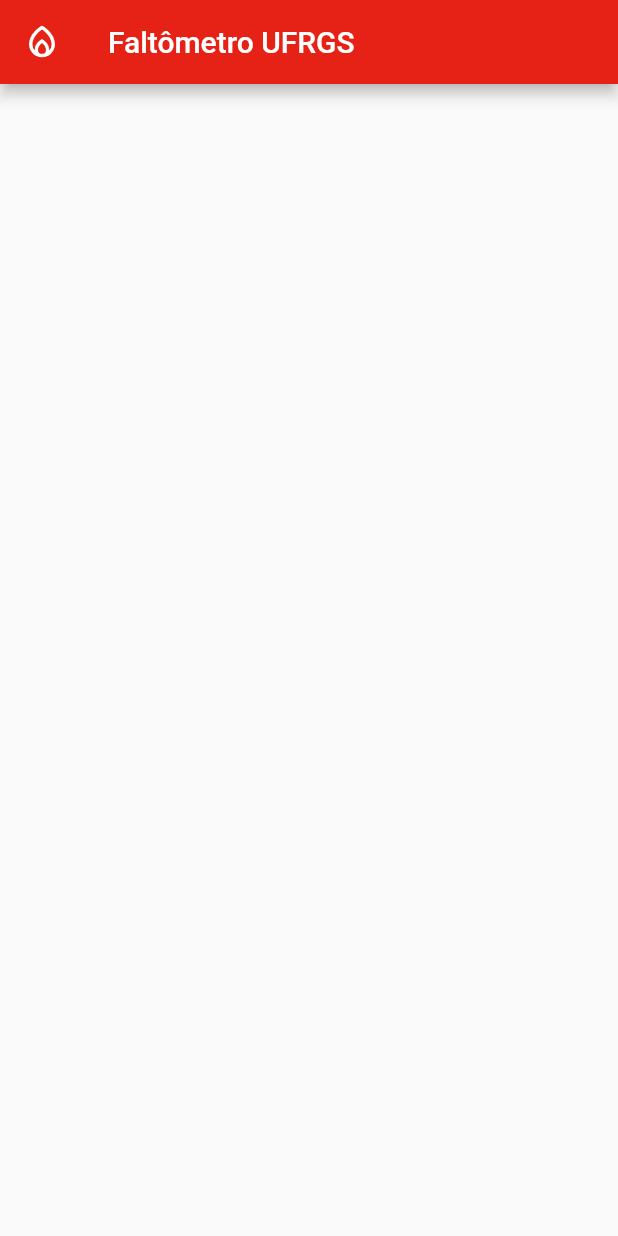
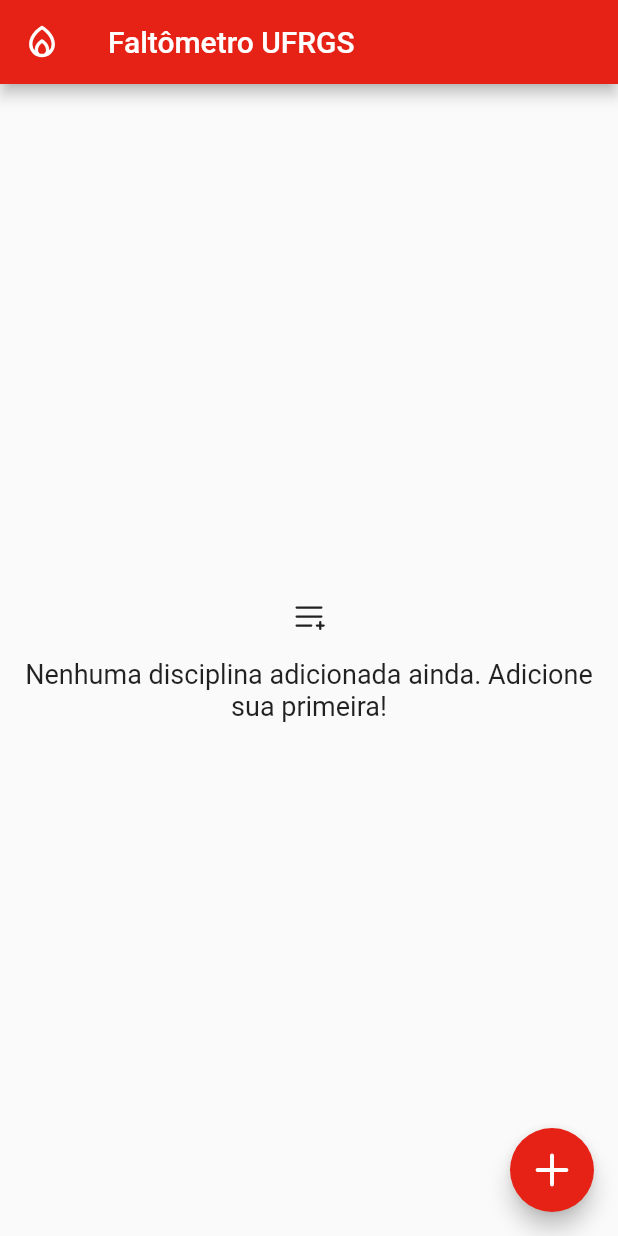
Before and after one commit to bernardolansing/faltometro_ufrgs, a Flutter app: the screen it shows after launch, on a phone screen of 412 x 824 dp. Run offline on Flutter 3.47's test engine with Material 2 defaults, Android fonts, the phone set to English and light mode, and no system bars; our stand-ins replace phosphor_flutter.

Commit message:
homescreen for no courses and storage module

```diff
--- a/lib/main.dart
+++ b/lib/main.dart
@@ -1,4 +1,4 @@
-import 'package:faltometro_ufrgs/src/homepage.dart';
+import 'package:faltometro_ufrgs/src/screens/homepage.dart';
 import 'package:flutter/material.dart';
 
 void main() {
--- /dev/null
+++ b/lib/src/course.dart
@@ -0,0 +1,6 @@
+class Course {
+  final String title;
+  final List<int> periodsPerWeekday;
+
+  const Course({required this.title, required this.periodsPerWeekday});
+}
--- a/lib/src/homepage.dart
+++ /dev/null
@@ -1,25 +0,0 @@
-import 'package:flutter/material.dart';
-import 'package:phosphor_flutter/phosphor_flutter.dart';
-
-class Homepage extends StatefulWidget {
-  const Homepage({super.key});
-
-  @override
-  State<Homepage> createState() => _HomepageState();
-}
-
-class _HomepageState extends State<Homepage> {
-
-  @override
-  Widget build(BuildContext context) => Scaffold(
-    appBar: AppBar(
-        leading: PhosphorIcon(PhosphorIcons.bold.flame),
-        title: const Text('Faltômetro UFRGS')
-    ),
-    body: SafeArea(
-      child: Column(
-        children: [],
-      ),
-    ),
-  );
-}
--- /dev/null
+++ b/lib/src/screens/homepage.dart
@@ -0,0 +1,55 @@
+import 'package:faltometro_ufrgs/src/storage.dart';
+import 'package:flutter/material.dart';
+import 'package:phosphor_flutter/phosphor_flutter.dart';
+
+class Homepage extends StatefulWidget {
+  const Homepage({super.key});
+
+  @override
+  State<Homepage> createState() => _HomepageState();
+}
+
+class _HomepageState extends State<Homepage> {
+
+  @override
+  void initState() {
+    Storage.initialize();
+    super.initState();
+  }
+
+  @override
+  Widget build(BuildContext context) => Scaffold(
+    appBar: AppBar(
+        leading: PhosphorIcon(PhosphorIcons.bold.flame),
+        title: const Text('Faltômetro UFRGS')
+    ),
+    body: SafeArea(
+      child: buildEmptyList(),
+    ),
+    floatingActionButton: FloatingActionButton(
+      onPressed: () {},
+      backgroundColor: Theme.of(context).colorScheme.primary,
+      child: PhosphorIcon(PhosphorIcons.bold.plus, size: 28),
+    ),
+  );
+
+  Widget buildEmptyList() => Center(
+    child: Padding(
+      padding: const EdgeInsets.all(16),
+      child: Column(
+        mainAxisSize: MainAxisSize.min,
+        children: [
+          PhosphorIcon(PhosphorIcons.regular.listPlus),
+          const SizedBox(height: 16),
+          const Text(
+            'Nenhuma disciplina adicionada ainda. Adicione sua primeira!',
+            textAlign: TextAlign.center,
+            style: TextStyle(fontSize: 18),
+          )
+        ],
+      )
+    )
+  );
+
+  Widget buildCoursesList() => Container();
+}
--- /dev/null
+++ b/lib/src/storage.dart
@@ -0,0 +1,46 @@
+import 'dart:convert';
+import 'dart:io';
+import 'package:path_provider/path_provider.dart';
+
+const _configFilename = 'config.json';
+const Map<String, dynamic> _emptyConfigTemplate = {
+  'courses': []
+};
+
+/// Settings file manager module. You must initialize it before being able
+/// to interact with it.
+class Storage {
+  static bool _initialized = false;
+  static late File _file;
+  static late Map<String, dynamic> _content;
+
+  static Future<void> initialize() async {
+    assert (! _initialized);
+    // Open the file and make sure it exists, then parse its content.
+    final directory = await getApplicationDocumentsDirectory();
+    _file = File('${directory.path}/$_configFilename');
+    final fileExists = await _file.exists();
+
+    if (fileExists) {
+      final fileRawContent = await _file.readAsBytes();
+      _content = jsonDecode(fileRawContent.toString());
+    }
+    else {
+      await _file.create();
+      _content = _emptyConfigTemplate;
+      _saveToFile();
+    }
+
+    _initialized = true;
+  }
+
+  static Future<void> _saveToFile() async {
+    final raw = jsonEncode(_content);
+    await _file.writeAsString(raw);
+  }
+
+  static List<Map<String, dynamic>> get coursesEntry {
+    assert (_initialized);
+    return List<Map<String, dynamic>>.from(_content['courses']);
+  }
+}
--- a/pubspec.yaml
+++ b/pubspec.yaml
@@ -36,6 +36,7 @@ dependencies:
   # Use with the CupertinoIcons class for iOS style icons.
   cupertino_icons: ^1.0.2
   phosphor_flutter: ^2.0.0
+  path_provider: ^2.1.1
 
 dev_dependencies:
   flutter_test:
```
Also changed, not shown: pubspec.lock.
